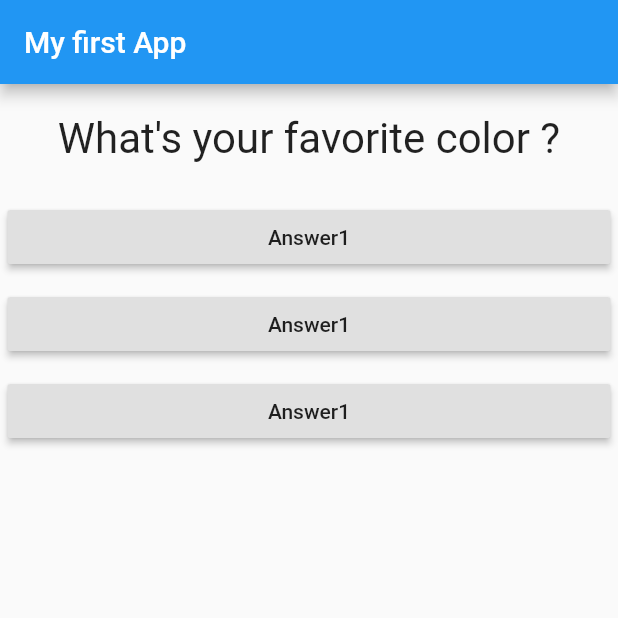
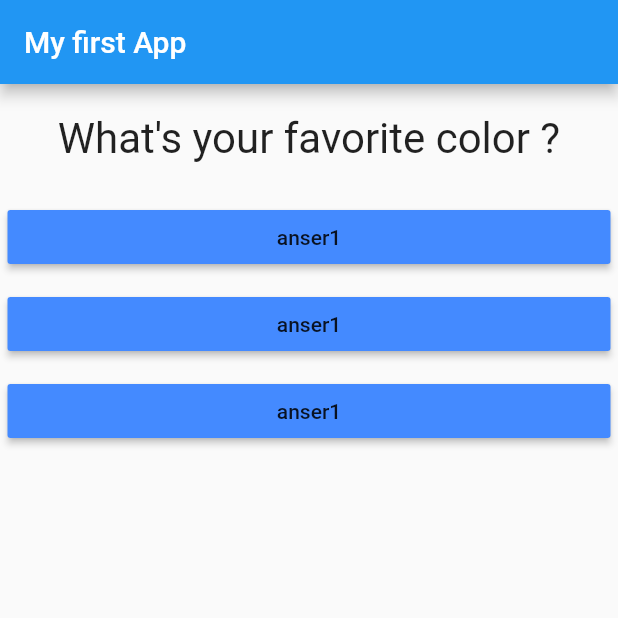
Before and after one commit to NazmulIslambd/udemy-practrice, a Flutter app: the screen it shows after launch, on a phone screen of 412 x 824 dp, the top half of it. Run offline on Flutter 3.47's test engine with Material 2 defaults, Android fonts, the phone set to English and light mode, and no system bars.

Commit message:
only change

```diff
--- a/lib/answer.dart
+++ b/lib/answer.dart
@@ -1,15 +1,20 @@
 import 'package:flutter/material.dart';
 class Answer extends StatelessWidget {
 final Function selectHandaler;
-Answer(this.selectHandaler);
+// final String answerText;
+ Answer(this.selectHandaler,//this.answerText
+ );
   @override
   Widget build(BuildContext context) {
     return Container(
       margin: EdgeInsets.all(5.0),
       width: double.infinity,
       child:  RaisedButton(
-              child: Text("Answer1"),
+              child: Text(//answerText
+              'anser1'
+              ),
               onPressed: selectHandaler,
+              color: Colors.blueAccent,
               ),
     );
   }
--- a/lib/main.dart
+++ b/lib/main.dart
@@ -2,32 +2,45 @@ import 'package:flutter/material.dart';
 import './question.dart';
 import './answer.dart';
 
-void main() => runApp(_MyApp());
-class _MyApp extends StatefulWidget{
+void main() => runApp(MyApp());
+
+class MyApp extends StatefulWidget {
   @override
-  State<StatefulWidget>createState(){
+  State<StatefulWidget> createState() {
     return _MyAppState();
   }
 }
 
-class _MyAppState extends State<_MyApp> {
-
+class _MyAppState extends State<MyApp> {
   var _questionIndex = 0;
 
-void _answerQuestion(){
-
+  void _answerQuestion() {
     setState(() {
       _questionIndex = _questionIndex + 1;
       print(_questionIndex);
     });
+  }
 
-
-}
   @override
   Widget build(BuildContext context) {
-    var question =['What\'s your favorite color ?',
-    'What\'s your favorite animal ?'
-    'What\'s your favorite dog ?'
+    var question = [
+      'What\'s your favorite color ?',
+      'What\'s your favorite animal ?',
+      'What\'s your favorite man color ?',
+
+      // {
+      //   'questionText': 'What\'s your favorite color ?',
+      //   'answer': ['black', 'blue', 'green', 'white']
+      // },
+
+      // {
+      //   'questionText': 'What\'s your favorite animal ?',
+      //   'answer': ['dog', 'rebbit', 'cow', 'crow']
+      // },
+      // {
+      //   'questionText': 'What\'s your favorite colors you choose for a man?',
+      //   'answer': ['black_man', 'blue_man', 'green_man', 'white_man']
+      // }
     ];
     return MaterialApp(
       home: Scaffold(
@@ -35,12 +48,18 @@ setState(() {
           title: Text('My first App'),
         ),
         body: Column(children: [
-          Question(question[_questionIndex]),
-
+          Question(question[_questionIndex] //['questionText'],
+              ),
+          // nested map list declear here
+          // ... use for into answer of question map
+          // as list<String > use for to know Dart here is have a list
           Answer(_answerQuestion),
           Answer(_answerQuestion),
           Answer(_answerQuestion),
 
+          // ...(question[_questionIndex]['answer'] as List<String>).map((answer) {
+          //   return Answer(_answerQuestion, answer);
+          // }).toList(),
         ]),
       ),
     );
--- a/lib/question.dart
+++ b/lib/question.dart
@@ -1,8 +1,11 @@
+
 import 'package:flutter/material.dart';
 
 class Question extends StatelessWidget {
   final questionText;
+
   Question(this.questionText);
+
 
   @override
   Widget build(BuildContext context) {
```
Lines whose indentation alone changed are shown as unchanged.
